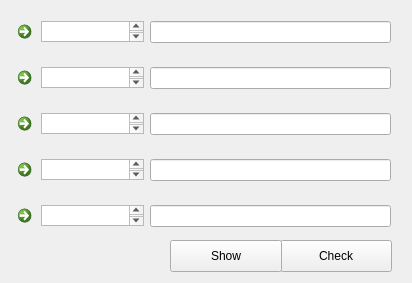
Old version of the form questions/translate.ui in the repository Innoviox/language-test-maker.
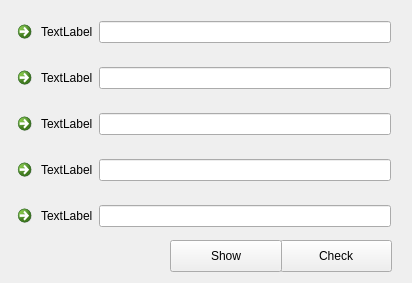
New version of the form.

Diff of the .ui file:
```diff
--- a/questions/translate.ui
+++ b/questions/translate.ui
@@ -23,16 +23,6 @@
     </rect>
    </property>
    <layout class="QGridLayout" name="gridLayout">
-    <item row="0" column="1">
-     <widget class="QTextBrowser" name="textBrowser_1">
-      <property name="maximumSize">
-       <size>
-        <width>103</width>
-        <height>21</height>
-       </size>
-      </property>
-     </widget>
-    </item>
     <item row="1" column="0">
      <widget class="QCommandLinkButton" name="commandLinkButton_2">
       <property name="maximumSize">
@@ -46,16 +36,6 @@
       </property>
      </widget>
     </item>
-    <item row="4" column="1">
-     <widget class="QTextBrowser" name="textBrowser_5">
-      <property name="maximumSize">
-       <size>
-        <width>103</width>
-        <height>21</height>
-       </size>
-      </property>
-     </widget>
-    </item>
     <item row="3" column="0">
      <widget class="QCommandLinkButton" name="commandLinkButton_4">
       <property name="maximumSize">
@@ -69,16 +49,6 @@
       </property>
      </widget>
     </item>
-    <item row="3" column="1">
-     <widget class="QTextBrowser" name="textBrowser_4">
-      <property name="maximumSize">
-       <size>
-        <width>103</width>
-        <height>21</height>
-       </size>
-      </property>
-     </widget>
-    </item>
     <item row="4" column="2">
      <widget class="QLineEdit" name="lineEdit_5"/>
     </item>
@@ -98,16 +68,6 @@
       </property>
      </widget>
     </item>
-    <item row="2" column="1">
-     <widget class="QTextBrowser" name="textBrowser_3">
-      <property name="maximumSize">
-       <size>
-        <width>103</width>
-        <height>21</height>
-       </size>
-      </property>
-     </widget>
-    </item>
     <item row="1" column="2">
      <widget class="QLineEdit" name="lineEdit_2"/>
     </item>
@@ -136,16 +96,6 @@
     <item row="3" column="2">
      <widget class="QLineEdit" name="lineEdit_4"/>
     </item>
-    <item row="1" column="1">
-     <widget class="QTextBrowser" name="textBrowser_2">
-      <property name="maximumSize">
-       <size>
-        <width>103</width>
-        <height>21</height>
-       </size>
-      </property>
-     </widget>
-    </item>
     <item row="4" column="0">
      <widget class="QCommandLinkButton" name="commandLinkButton_5">
       <property name="maximumSize">
@@ -159,6 +109,41 @@
       </property>
      </widget>
     </item>
+    <item row="0" column="1">
+     <widget class="QLabel" name="label_1">
+      <property name="text">
+       <string>TextLabel</string>
+      </property>
+     </widget>
+    </item>
+    <item row="1" column="1">
+     <widget class="QLabel" name="label_2">
+      <property name="text">
+       <string>TextLabel</string>
+      </property>
+     </widget>
+    </item>
+    <item row="2" column="1">
+     <widget class="QLabel" name="label_3">
+      <property name="text">
+       <string>TextLabel</string>
+      </property>
+     </widget>
+    </item>
+    <item row="3" column="1">
+     <widget class="QLabel" name="label_4">
+      <property name="text">
+       <string>TextLabel</string>
+      </property>
+     </widget>
+    </item>
+    <item row="4" column="1">
+     <widget class="QLabel" name="label_5">
+      <property name="text">
+       <string>TextLabel</string>
+      </property>
+     </widget>
+    </item>
    </layout>
   </widget>
   <widget class="QPushButton" name="check">
```
